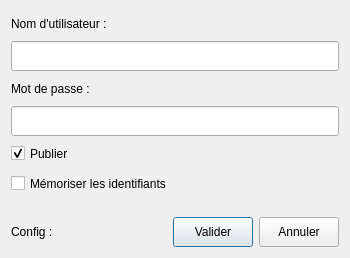
Old version of the form ui/login.ui in the repository AlypieFr/qrecipewriter.
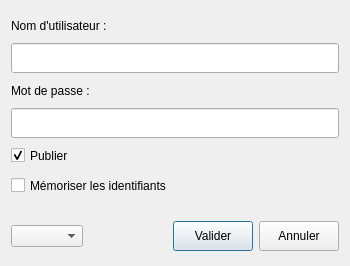
New version of the form.

Commit message: Select config to use at login

```diff
--- a/ui/login.ui
+++ b/ui/login.ui
@@ -7,7 +7,7 @@
     <x>0</x>
     <y>0</y>
     <width>350</width>
-    <height>256</height>
+    <height>266</height>
    </rect>
   </property>
   <property name="windowTitle">
@@ -174,9 +174,9 @@
      <item>
       <layout class="QHBoxLayout" name="horizontalLayout">
        <item>
-        <widget class="QLabel" name="configNb">
-         <property name="text">
-          <string>Config : </string>
+        <widget class="QComboBox" name="config_nb">
+         <property name="currentText">
+          <string/>
          </property>
         </widget>
        </item>
```
The commit also changes 11 other files.
